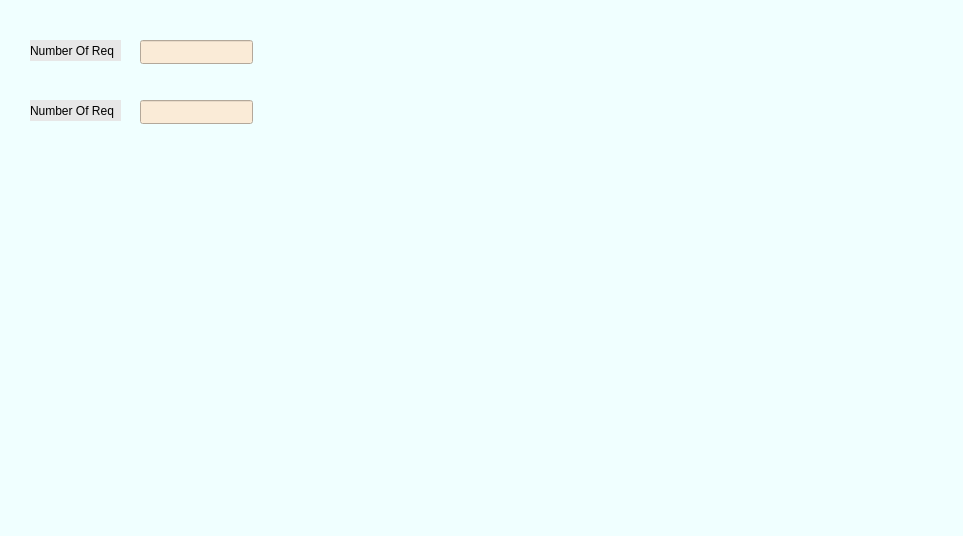
Qt form mainwindow.ui (sergeevaevi/my_practice) before a commit.
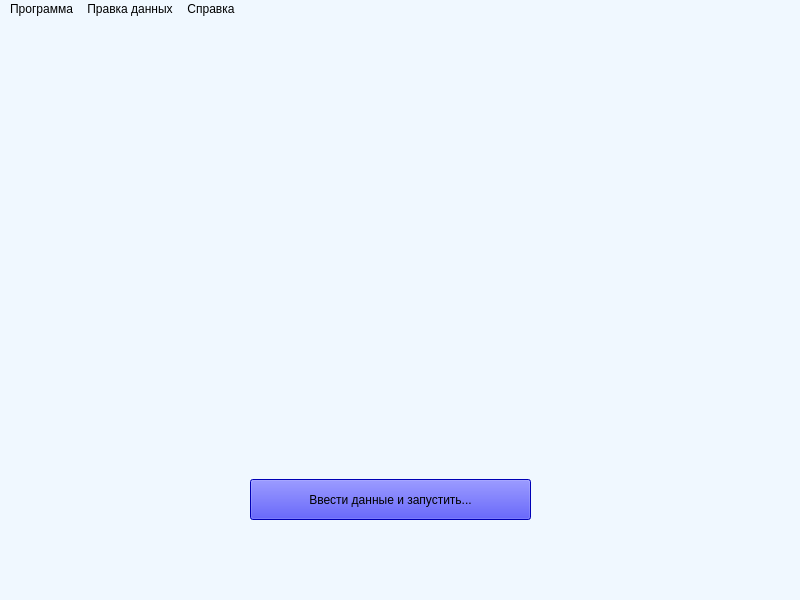
The same form after that commit.

Diff of the .ui file:
```diff
--- a/mainwindow.ui
+++ b/mainwindow.ui
@@ -6,99 +6,82 @@
    <rect>
     <x>0</x>
     <y>0</y>
-    <width>963</width>
-    <height>536</height>
+    <width>800</width>
+    <height>600</height>
    </rect>
   </property>
   <property name="windowTitle">
    <string>MainWindow</string>
   </property>
-  <property name="autoFillBackground">
-   <bool>false</bool>
-  </property>
   <property name="styleSheet">
-   <string notr="true"> background-color: Azure</string>
+   <string notr="true">background-color: AliceBlue</string>
   </property>
   <widget class="QWidget" name="centralwidget">
-   <widget class="QLineEdit" name="num_req">
-    <property name="geometry">
-     <rect>
-      <x>140</x>
-      <y>40</y>
-      <width>113</width>
-      <height>24</height>
-     </rect>
-    </property>
-    <property name="styleSheet">
-     <string notr="true">background-color: AntiqueWhite</string>
-    </property>
-   </widget>
-   <widget class="QLabel" name="label">
-    <property name="geometry">
-     <rect>
-      <x>30</x>
-      <y>40</y>
-      <width>91</width>
-      <height>21</height>
-     </rect>
-    </property>
-    <property name="styleSheet">
-     <string notr="true">background-color: #e7e7e7; color: black;</string>
-    </property>
-    <property name="text">
-     <string>Number Of Req</string>
-    </property>
-   </widget>
-   <widget class="QLineEdit" name="num_req_2">
-    <property name="geometry">
-     <rect>
-      <x>140</x>
-      <y>100</y>
-      <width>113</width>
-      <height>24</height>
-     </rect>
-    </property>
-    <property name="styleSheet">
-     <string notr="true">background-color: AntiqueWhite</string>
-    </property>
-   </widget>
-   <widget class="QLabel" name="label_2">
-    <property name="geometry">
-     <rect>
-      <x>30</x>
-      <y>100</y>
-      <width>91</width>
-      <height>21</height>
-     </rect>
-    </property>
-    <property name="styleSheet">
-     <string notr="true">background-color: #e7e7e7; color: black;</string>
-    </property>
-    <property name="text">
-     <string>Number Of Req</string>
-    </property>
-   </widget>
    <widget class="QWidget" name="gridLayoutWidget">
     <property name="geometry">
      <rect>
-      <x>30</x>
-      <y>160</y>
-      <width>921</width>
-      <height>301</height>
+      <x>10</x>
+      <y>20</y>
+      <width>771</width>
+      <height>411</height>
      </rect>
     </property>
     <layout class="QGridLayout" name="gridLayout"/>
    </widget>
+   <widget class="QPushButton" name="InputAndStart">
+    <property name="geometry">
+     <rect>
+      <x>250</x>
+      <y>460</y>
+      <width>281</width>
+      <height>41</height>
+     </rect>
+    </property>
+    <property name="styleSheet">
+     <string notr="true">background-color: Blue</string>
+    </property>
+    <property name="text">
+     <string>Ввести данные и запустить...</string>
+    </property>
+   </widget>
   </widget>
   <widget class="QMenuBar" name="menubar">
    <property name="geometry">
     <rect>
      <x>0</x>
      <y>0</y>
-     <width>963</width>
+     <width>800</width>
      <height>25</height>
     </rect>
    </property>
+   <property name="styleSheet">
+    <string notr="true">color: black</string>
+   </property>
+   <widget class="QMenu" name="menuFile">
+    <property name="title">
+     <string>Программа</string>
+    </property>
+    <addaction name="separator"/>
+    <addaction name="actionRun"/>
+    <addaction name="actionSave"/>
+    <addaction name="actionSave_data"/>
+   </widget>
+   <widget class="QMenu" name="menuAbout">
+    <property name="title">
+     <string>Справка</string>
+    </property>
+    <addaction name="actionUs"/>
+   </widget>
+   <widget class="QMenu" name="menu">
+    <property name="title">
+     <string>Правка данных</string>
+    </property>
+    <addaction name="actionLoad_data"/>
+    <addaction name="actionCorrect_data"/>
+   </widget>
+   <addaction name="menuFile"/>
+   <addaction name="menu"/>
+   <addaction name="menuAbout"/>
   </widget>
   <widget class="QStatusBar" name="statusbar"/>
  </widget>
```
Left out of the diff: 30 changed lines with no effect on the pictures.
